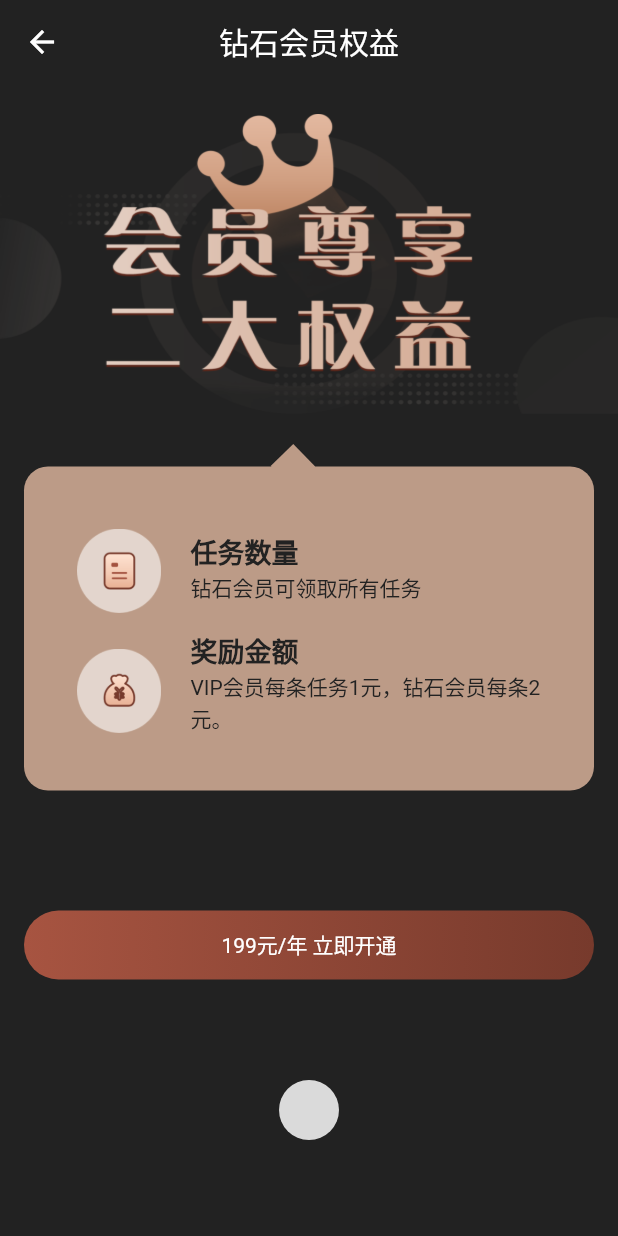
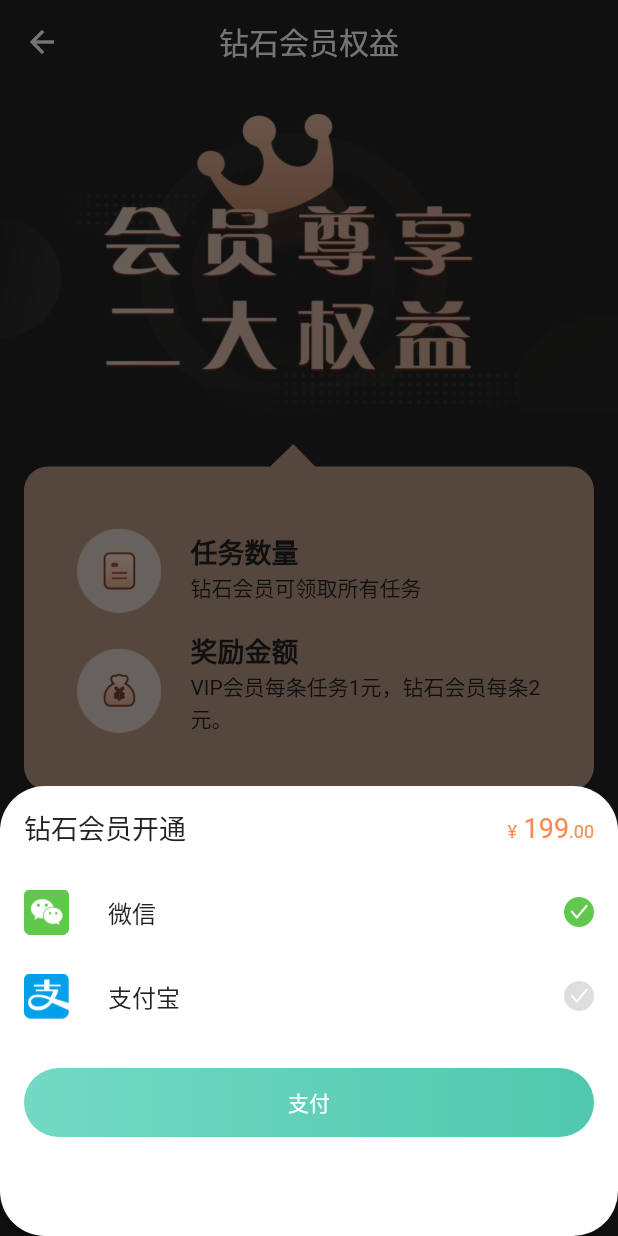
Before and after one commit to JediMaker/ktstar, a Flutter app: the TaskOpenDiamondPage screen opened directly, after a tap on "199元/年 立即开通", on a phone screen of 412 x 824 dp. Run offline on Flutter 3.47's test engine with Material 2 defaults, Android fonts, the phone set to English and light mode, and no system bars; our stand-ins replace cached_network_image, connectivity, convert, dio, flutter_image_compress, flutter_swiper and 9 more; missing offline and left inert: flutter_alipay, flutter_page_indicator, fluwx; accounts and stored records are empty; network calls fail.

Commit message:
添加支付方式选择弹窗； 协议地址修改；

```diff
--- a/lib/http/api.dart
+++ b/lib/http/api.dart
@@ -18,8 +18,7 @@ class APi {
   static const String FAST_LOGIN = "/api/tel-login";
 
   ///修改密码
-  static const String RESET_PASSWORD =
-      "/api/setpwd";
+  static const String RESET_PASSWORD = "/api/setpwd";
 
   ///获取用户信息
   static const String USER_INFO = "/api/userinfo";
@@ -32,10 +31,12 @@ class APi {
 
   ///修改头像
   static const String USER_REFACE = "/api/index.php?route=api/user/eface";
+
   ///创建二维码
   static const String CREATE_QRCODE = "/api/create-qrcode";
 
 /*------------------地址相关START-------------------*/
+
   ///收货地址
   static const String USER_ADDRESS = "/api/index.php?route=api/address";
   static const String USER_ADDRESS_ADD = "/api/index.php?route=api/address/add";
@@ -44,72 +45,112 @@ class APi {
   static const String USER_ADDRESS_DELETE =
       "/api/index.php?route=api/address/delete";
 
-///  获取省市区三级级区域地址列表
+  ///  获取省市区三级级区域地址列表
   static const String REGIONAL_ADDRESS_LIST =
       "/api/index.php?route=api/checkout/get_regions";
 
 /*------------------地址相关END-------------------*/
+
   ///token
   static const String GET_TOKEN = "/api/index.php?route=api/token";
 
-  static const String AUTHORIZE =
-      "/api/index.php?route=oauth/oauth2/authorize"; ///获取授权码
-  static const String AUTHORIZE2 =
-      "api/index.php?route=oauth/oauth2/authorize"; ///获取授权码
-  static const String ACCESS_TOKEN =
-      "/api/index.php?route=oauth/oauth2/token"; ///获取令牌access_token
-  static const String ACCESS_TOKEN2 =
-      "api/index.php?route=oauth/oauth2/token"; ///获取令牌access_token
+  static const String AUTHORIZE = "/api/index.php?route=oauth/oauth2/authorize";
+
+  ///获取授权码
+  static const String AUTHORIZE2 = "api/index.php?route=oauth/oauth2/authorize";
+
+  ///获取授权码
+  static const String ACCESS_TOKEN = "/api/index.php?route=oauth/oauth2/token";
+
+  ///获取令牌access_token
+  static const String ACCESS_TOKEN2 = "api/index.php?route=oauth/oauth2/token";
+
+  ///获取令牌access_token
   static const String REFRESH_TOKEN =
-      "/api/index.php?route=oauth/oauth2/refresh_token"; ///刷新令牌
+      "/api/index.php?route=oauth/oauth2/refresh_token";
+
+  ///刷新令牌
   static const String REFRESH_TOKEN2 =
-      "api/index.php?route=oauth/oauth2/refresh_token"; ///刷新令牌
+      "api/index.php?route=oauth/oauth2/refresh_token";
 
-  static const String HOME = "/api/index.php?route=api/home"; ///首页
+  ///刷新令牌
+
+  static const String HOME = "/api/index.php?route=api/home";
+
+  ///首页
   static const String HOME_PRODUCTS_LIST =
-      "/api/index.php?route=api/home/getProductList"; ///首页最新商品列表
+      "/api/index.php?route=api/home/getProductList";
+
+  ///首页最新商品列表
   static const String HOME_HotProducts_LIST =
-      "/api/index.php?route=api/home/getProductHotList"; ///首页热门商品列表
+      "/api/index.php?route=api/home/getProductHotList";
+
+  ///首页热门商品列表
   static const String HOME_SEARCH_PRODUCTS_LIST =
-      "/api/index.php?route=api/search"; ///首页搜索商品列表
+      "/api/index.php?route=api/search";
+
+  ///首页搜索商品列表
   static const String CATEGORY_GOODS_LIST =
-      "/api/index.php?route=api/category/goods"; ///首页分类商品列表
-  static const String CATEGORY = "/api/index.php?route=api/category"; ///分类
+      "/api/index.php?route=api/category/goods";
+
+  ///首页分类商品列表
+  static const String CATEGORY = "/api/index.php?route=api/category";
+
+  ///分类
 
   ///购物车
-  static const String CART = "/api/index.php?route=api/cart";///添加商品
-  static const String CART_ADD = "/api/index.php?route=api/cart/add";  ///删除商品
-  static const String CART_DEL = "/api/index.php?route=api/cart/remove";///修改商品
+  static const String CART = "/api/index.php?route=api/cart";
+
+  ///添加商品
+  static const String CART_ADD = "/api/index.php?route=api/cart/add";
+
+  ///删除商品
+  static const String CART_DEL = "/api/index.php?route=api/cart/remove";
+
+  ///修改商品
   static const String CART_EDIT = "/api/index.php?route=api/cart/edit";
 
-///协议信息地址
+  ///协议信息地址
   ///
   ///
   ///注册协议
   static const String AGREEMENT_REGISTRATION_URL =
-      "http:///mxss.bainianmao.com/doc/zhuce.html";
+      "https://task.ktkj.shop/zhuce.html";
+
   ///用户服务协议
   static const String AGREEMENT_SERVICES_URL =
-      "http:///mxss.bainianmao.com/doc/tiaokuan.html";
+      "https://task.ktkj.shop/tiaokuan.html";
+
   ///用户隐私协议
   static const String AGREEMENT_PRIVACY_URL =
-      "http:///mxss.bainianmao.com/doc/yinsi.html";
-///商品详情
+      "https://task.ktkj.shop/yinsi.html";
+
+  ///商品详情
   static const String PRODUCT = "/api/index.php?route=api/product";
 
-///订单相关
-  static const String ORDER_CHECKOUT =
-      "/api/index.php?route=api/checkout"; ///提交订单
+  ///订单相关
+  static const String ORDER_CHECKOUT = "/api/index.php?route=api/checkout";
+
+  ///提交订单
   static const String ORDER_CHECKOUT_CONFIRM =
-      "/api/index.php?route=api/checkout/confirm"; ///确定提交
-  static const String ORDER_DETAIL = "/api/index.php?route=api/order"; ///订单详情
-  static const String ORDER_HISTORY =
-      "/api/index.php?route=api/order/history"; ///历史订单
-  static const String ORDER_STATUS =
-      "/api/index.php?route=api/order/status"; ///各个状态订单
-  static const String ORDER_DEL = "/api/index.php?route=api/order/del"; ///订单删除
+      "/api/index.php?route=api/checkout/confirm";
+
+  ///确定提交
+  static const String ORDER_DETAIL = "/api/index.php?route=api/order";
+
+  ///订单详情
+  static const String ORDER_HISTORY = "/api/index.php?route=api/order/history";
+
+  ///历史订单
+  static const String ORDER_STATUS = "/api/index.php?route=api/order/status";
+
+  ///各个状态订单
+  static const String ORDER_DEL = "/api/index.php?route=api/order/del";
+
+  ///订单删除
   static const String ORDER_CHECKOUTXX =
-      "/api/index.php?route=api/checkout/checkout"; ///订单列表页面去支付调用
+      "/api/index.php?route=api/checkout/checkout";
 
+  ///订单列表页面去支付调用
 
 }
--- a/lib/pages/task/task_list.dart
+++ b/lib/pages/task/task_list.dart
@@ -129,6 +129,8 @@ class _TaskListPageState extends State<TaskListPage> {
                 initialUrl:
                     HttpManage.getTheMissionWallEntranceUrl("13122336666"),
                 showActions: true,
+                title: "任务墙",
+
               ));
 //          HttpManage.getTheMissionWallEntrance("13122336666");
         },
--- a/lib/pages/task/task_open_diamond.dart
+++ b/lib/pages/task/task_open_diamond.dart
@@ -7,6 +7,7 @@ import 'package:flutter_alipay/flutter_alipay.dart';
 import 'package:fluttertoast/fluttertoast.dart';
 import 'dart:io' as H;
 import 'package:fluwx/fluwx.dart' as fluwx;
+import 'package:star/global_config.dart';
 
 class TaskOpenDiamondPage extends StatefulWidget {
   TaskOpenDiamondPage({Key key}) : super(key: key);
@@ -140,8 +141,7 @@ class _TaskOpenDiamondPageState extends State<TaskOpenDiamondPage> {
                   ),
                   GestureDetector(
                     onTap: () async {
-                      //todo 调用接口去开通钻石会员 ，调用微信支付
-                    callAlipay();
+                      _showSelectPayWayBottomSheet(context);
                     },
                     child: Container(
                       height: 46,
@@ -169,7 +169,136 @@ class _TaskOpenDiamondPageState extends State<TaskOpenDiamondPage> {
         );
   }
 
-  Future callWx() async {
+  int _payway = 1;
+
+  _showSelectPayWayBottomSheet(context) {
+    showModalBottomSheet(
+        context: context,
+        backgroundColor: Colors.white,
+        elevation: 2,
+        shape: RoundedRectangleBorder(borderRadius: BorderRadius.circular(30)),
+        builder: (context) {
+          return Container(
+            height: 300,
+            child: Column(
+              children: <Widget>[
+                ListTile(
+                  title: Text(
+                    "钻石会员开通",
+                    style: TextStyle(color: Color(0xFF222222), fontSize: 18),
+                  ),
+                  trailing: Text.rich(TextSpan(children: <TextSpan>[
+                    TextSpan(
+                        text: "¥",
+                        style: TextStyle(
+                            color: GlobalConfig.taskHeadColor, fontSize: 12)),
+                    TextSpan(
+                        text: " 199",
+                        style: TextStyle(
+                            color: GlobalConfig.taskHeadColor, fontSize: 18)),
+                    TextSpan(
+                        text: ".00",
+                        style: TextStyle(
+                            color: GlobalConfig.taskHeadColor, fontSize: 12)),
+                  ])),
+                ),
+                ListTile(
+                  onTap: () {
+                    if (mounted) {
+                      setState(() {
+                        _payway = 1;
+                      });
+                    }
+                  },
+                  leading: Image.asset(
+                    "static/images/payway_wx.png",
+                    width: 30,
+                    height: 30,
+                  ),
+                  title: Text(
+                    "微信",
+                    style: TextStyle(color: Color(0xFF222222), fontSize: 16),
+                  ),
+                  trailing: _payway == 1
+                      ? Image.asset(
+                          "static/images/payway_checked.png",
+                          width: 20,
+                          height: 20,
+                        )
+                      : Image.asset(
+                          "static/images/payway_unchecked.png",
+                          width: 20,
+                          height: 20,
+                        ),
+                ),
+                ListTile(
+                  onTap: () {
+                    if (mounted) {
+                      setState(() {
+                        _payway = 2;
+                      });
+                    }
+                  },
+                  leading: Image.asset(
+                    "static/images/payway_zfb.png",
+                    width: 30,
+                    height: 30,
+                  ),
+                  title: Text(
+                    "支付宝",
+                    style: TextStyle(color: Color(0xFF222222), fontSize: 16),
+                  ),
+                  trailing: _payway == 2
+                      ? Image.asset(
+                          "static/images/payway_checked.png",
+                          width: 20,
+                          height: 20,
+                        )
+                      : Image.asset(
+                          "static/images/payway_unchecked.png",
+                          width: 20,
+                          height: 20,
+                        ),
+                ),
+                GestureDetector(
+                  onTap: () async {
+                    if (_payway == 1) {
+                      //todo 调用接口去开通钻石会员 ，调用微信支付
+                      callWxPay();
+                    } else if (_payway == 2) {
+                      //todo 调用接口去开通钻石会员 ，调用支付宝支付
+                      callAlipay();
+                    } else {
+                      Fluttertoast.showToast(
+                          msg: "请选择支付方式！",
+                          textColor: Colors.white,
+                          backgroundColor: Colors.grey);
+                    }
+                  },
+                  child: Container(
+                    height: 46,
+                    alignment: Alignment.center,
+                    margin: EdgeInsets.symmetric(vertical: 20, horizontal: 16),
+                    decoration: BoxDecoration(
+                      borderRadius: BorderRadius.all(Radius.circular(46)),
+                      gradient: LinearGradient(colors: [
+                        Color(0xFF73D9C4),
+                        Color(0xFF50C8AD),
+                      ]),
+                    ),
+                    child: Text(
+                      "支付",
+                      style: TextStyle(color: Colors.white),
+                    ),
+                  ),
+                )
+              ],
+            ),
+          );
+        });
+  }
+
+  Future callWxPay() async {
     var h = H.HttpClient();
     h.badCertificateCallback = (cert, String host, int port) {
       return true;
@@ -195,7 +324,8 @@ class _TaskOpenDiamondPageState extends State<TaskOpenDiamondPage> {
     });
   }
 
-  String _payInfo = "alipay_sdk=alipay-sdk-php-easyalipay-20190926&app_id=2016101400682987&biz_content=%7B%22subject%22%3A+%22%E8%90%8C%E8%B1%A1%E7%94%9F%E6%B4%BB%E5%95%86%E5%93%81%E4%BA%A4%E6%98%93%22%2C%22out_trade_no%22%3A+%22408%22%2C%22timeout_express%22%3A+%2230m%22%2C%22total_amount%22%3A+%2245%22%2C%22product_code%22%3A%22QUICK_MSECURITY_PAY%22%7D&charset=UTF-8&format=json&method=alipay.trade.app.pay&notify_url=http%3A%2F%2Fmxss.0371.ml%3A88%2Findex.php%3Froute%3Dapp%2Fnotify%2Falipay&sign_type=RSA2&timestamp=2020-09-14+14%3A07%3A43&version=1.0&sign=NuVxhh1U1Bbx%2BaTsNp6cUYMqbId7OLokBe1yGexcoV2biaRbB4dypVUqzAkFVzlGwHbHfrvoAkADsBp%2BZfKu6lxlMKYp7OgBP6cwruA%2FYLAgtLvT0MDgMFzwz%2F%2B9njZY44u4YRsALI6jIL1seDZLSn5FXrAUDq5arwEA16P%2BcaTTS5ymx16fUqx1bTN6y%2BMGuAU7X53ZI37D3nujMEibaH549amYQWrWYxuRb6g%2Fbv%2FedLKjeP7MBozWylFNsBrqStjf1OCoPW2hj8OCYpyNE7eUqkSA3RcB0dNI7pwjhIhf3sRzJaDBAtOainSGCcR1hfv3cVhIX%2FamTSEd4%2Brtvg%3D%3D";
+  String _payInfo =
+      "alipay_sdk=alipay-sdk-php-easyalipay-20190926&app_id=2016101400682987&biz_content=%7B%22subject%22%3A+%22%E8%90%8C%E8%B1%A1%E7%94%9F%E6%B4%BB%E5%95%86%E5%93%81%E4%BA%A4%E6%98%93%22%2C%22out_trade_no%22%3A+%22408%22%2C%22timeout_express%22%3A+%2230m%22%2C%22total_amount%22%3A+%2245%22%2C%22product_code%22%3A%22QUICK_MSECURITY_PAY%22%7D&charset=UTF-8&format=json&method=alipay.trade.app.pay&notify_url=http%3A%2F%2Fmxss.0371.ml%3A88%2Findex.php%3Froute%3Dapp%2Fnotify%2Falipay&sign_type=RSA2&timestamp=2020-09-14+14%3A07%3A43&version=1.0&sign=NuVxhh1U1Bbx%2BaTsNp6cUYMqbId7OLokBe1yGexcoV2biaRbB4dypVUqzAkFVzlGwHbHfrvoAkADsBp%2BZfKu6lxlMKYp7OgBP6cwruA%2FYLAgtLvT0MDgMFzwz%2F%2B9njZY44u4YRsALI6jIL1seDZLSn5FXrAUDq5arwEA16P%2BcaTTS5ymx16fUqx1bTN6y%2BMGuAU7X53ZI37D3nujMEibaH549amYQWrWYxuRb6g%2Fbv%2FedLKjeP7MBozWylFNsBrqStjf1OCoPW2hj8OCYpyNE7eUqkSA3RcB0dNI7pwjhIhf3sRzJaDBAtOainSGCcR1hfv3cVhIX%2FamTSEd4%2Brtvg%3D%3D";
   String _totalPrice;
   AlipayResult _payResult;
 
```
Also changed, not shown: static/images/2.0x/payway_checked.png (added), static/images/2.0x/payway_unchecked.png (added), static/images/2.0x/payway_wx.png (added), static/images/2.0x/payway_zfb.png (added), static/images/payway_checked.png (added), static/images/payway_unchecked.png (added), static/images/payway_wx.png (added), static/images/payway_zfb.png (added).
